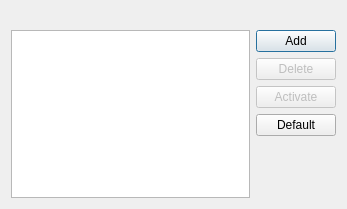
First picture: the form in ui.resources/Load_QSS_dialog_base.ui, repository All4Gis/Load-QSS, before the edit.
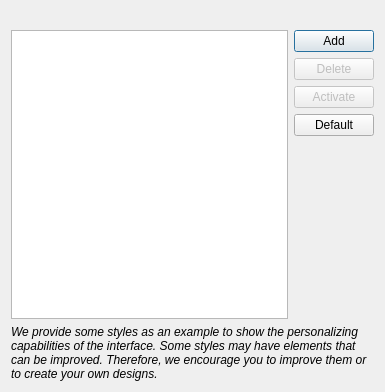
Second picture: the form after the edit. Icons and pictures are not drawn.

```diff
--- a/ui.resources/Load_QSS_dialog_base.ui
+++ b/ui.resources/Load_QSS_dialog_base.ui
@@ -6,8 +6,8 @@
    <rect>
     <x>0</x>
     <y>0</y>
-    <width>347</width>
-    <height>209</height>
+    <width>385</width>
+    <height>392</height>
    </rect>
   </property>
   <property name="windowTitle">
@@ -17,11 +17,13 @@
    <iconset resource="resources.qrc">
     <normaloff>:/imgQss/images/icon.png</normaloff>:/imgQss/images/icon.png</iconset>
   </property>
-  <layout class="QHBoxLayout" name="horizontalLayout">
+  <layout class="QVBoxLayout" name="verticalLayout_2">
    <property name="topMargin">
     <number>30</number>
    </property>
    <item>
+    <layout class="QHBoxLayout" name="horizontalLayout">
+     <item>
     <widget class="QListWidget" name="listStyles">
      <property name="cursor" stdset="0">
       <cursorShape>PointingHandCursor</cursorShape>
@@ -96,6 +98,37 @@
       </spacer>
      </item>
     </layout>
+     </item>
+    </layout>
+   </item>
+   <item>
+    <widget class="QLabel" name="label">
+     <property name="font">
+      <font>
+       <weight>50</weight>
+       <italic>true</italic>
+       <bold>false</bold>
+      </font>
+     </property>
+     <property name="cursor">
+      <cursorShape>ArrowCursor</cursorShape>
+     </property>
+     <property name="lineWidth">
+      <number>1</number>
+     </property>
+     <property name="text">
+      <string>We provide some styles as an example to show the personalizing capabilities of the interface. Some styles may have elements that can be improved. Therefore, we encourage you to improve them or to create your own designs.</string>
+     </property>
+     <property name="textFormat">
+      <enum>Qt::AutoText</enum>
+     </property>
+     <property name="scaledContents">
+      <bool>true</bool>
+     </property>
+     <property name="wordWrap">
+      <bool>true</bool>
+     </property>
+    </widget>
    </item>
   </layout>
  </widget>
```
Left out of the diff: 2 changed lines with no effect on the pictures. Lines whose indentation alone changed are shown as unchanged.
